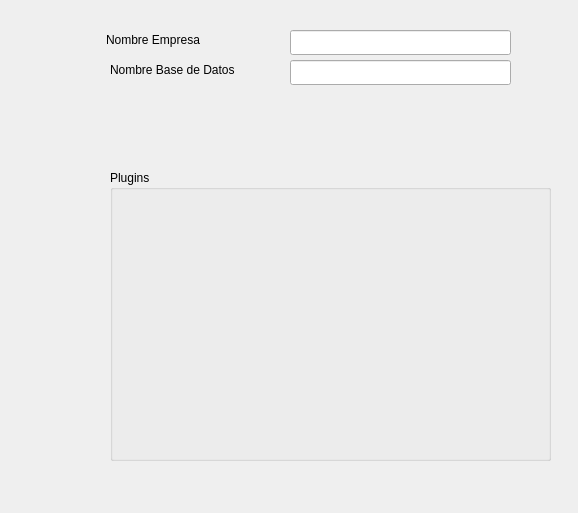
First picture: the form in bulmages/bulmasetup/nuevafacturacionbase.ui, repository eboladev/Bulmages-1, before the edit.
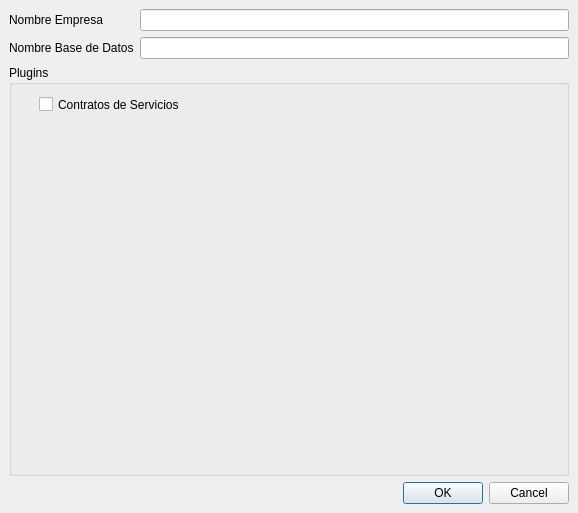
Second picture: the form after the edit. Icons and pictures are not drawn.

Commit message: Arreglo unas cosillas de bulmasetup y empiezo a usar las llamadas de sistema

Diff of the .ui file:
```diff
--- a/bulmages/bulmasetup/nuevafacturacionbase.ui
+++ b/bulmages/bulmasetup/nuevafacturacionbase.ui
@@ -29,81 +29,70 @@
   <property name="windowIcon" >
    <iconset>../images/png/bulmafact.png</iconset>
   </property>
-  <widget class="QLineEdit" name="lineEdit" >
-   <property name="geometry" >
-    <rect>
-     <x>290</x>
-     <y>30</y>
-     <width>221</width>
-     <height>25</height>
-    </rect>
+  <layout class="QGridLayout" >
+   <property name="margin" >
+    <number>9</number>
    </property>
-  </widget>
-  <widget class="QLabel" name="label" >
-   <property name="geometry" >
-    <rect>
-     <x>106</x>
-     <y>30</y>
-     <width>141</width>
-     <height>20</height>
-    </rect>
+   <property name="spacing" >
+    <number>6</number>
    </property>
-   <property name="text" >
-    <string>Nombre Empresa</string>
-   </property>
-  </widget>
-  <widget class="QLabel" name="label_2" >
-   <property name="geometry" >
-    <rect>
-     <x>110</x>
-     <y>60</y>
-     <width>161</width>
-     <height>20</height>
-    </rect>
-   </property>
-   <property name="text" >
-    <string>Nombre Base de Datos</string>
-   </property>
-  </widget>
-  <widget class="QLineEdit" name="lineEdit_2" >
-   <property name="geometry" >
-    <rect>
-     <x>290</x>
-     <y>60</y>
-     <width>221</width>
-     <height>25</height>
-    </rect>
-   </property>
-  </widget>
-  <widget class="QDialogButtonBox" name="buttonBox" >
-   <property name="geometry" >
-    <rect>
-     <x>230</x>
-     <y>560</y>
-     <width>341</width>
-     <height>32</height>
-    </rect>
-   </property>
-   <property name="orientation" >
-    <enum>Qt::Horizontal</enum>
-   </property>
-   <property name="standardButtons" >
-    <set>QDialogButtonBox::Cancel|QDialogButtonBox::NoButton|QDialogButtonBox::Ok</set>
-   </property>
-  </widget>
-  <widget class="QGroupBox" name="groupBox" >
-   <property name="geometry" >
-    <rect>
-     <x>110</x>
-     <y>170</y>
-     <width>441</width>
-     <height>291</height>
-    </rect>
-   </property>
-   <property name="title" >
-    <string>Plugins</string>
-   </property>
-  </widget>
+   <item row="3" column="0" colspan="2" >
+    <widget class="QDialogButtonBox" name="mui_botonera" >
+     <property name="orientation" >
+      <enum>Qt::Horizontal</enum>
+     </property>
+     <property name="standardButtons" >
+      <set>QDialogButtonBox::Cancel|QDialogButtonBox::NoButton|QDialogButtonBox::Ok</set>
+     </property>
+    </widget>
+   </item>
+   <item row="2" column="0" colspan="2" >
+    <widget class="QGroupBox" name="groupBox" >
+     <property name="title" >
+      <string>Plugins</string>
+     </property>
+     <widget class="QCheckBox" name="mui_contratos" >
+      <property name="geometry" >
+       <rect>
+        <x>30</x>
+        <y>30</y>
+        <width>161</width>
+        <height>19</height>
+       </rect>
+      </property>
+      <property name="text" >
+       <string>Contratos de Servicios</string>
+      </property>
+     </widget>
+    </widget>
+   </item>
+   <item row="1" column="1" >
+    <widget class="QLineEdit" name="mui_nomdb" />
+   </item>
+   <item row="1" column="0" >
+    <widget class="QLabel" name="label_2" >
+     <property name="text" >
+      <string>Nombre Base de Datos</string>
+     </property>
+     <property name="buddy" >
+      <cstring>mui_nomdb</cstring>
+     </property>
+    </widget>
+   </item>
+   <item row="0" column="0" >
+    <widget class="QLabel" name="label" >
+     <property name="text" >
+      <string>Nombre Empresa</string>
+     </property>
+     <property name="buddy" >
+      <cstring>mui_nomempresa</cstring>
+     </property>
+    </widget>
+   </item>
+   <item row="0" column="1" >
+    <widget class="QLineEdit" name="mui_nomempresa" />
+   </item>
+  </layout>
  </widget>
  <resources/>
  <connections>
```
Left out of the diff: 4 changed lines with no effect on the pictures. The commit also changes 2 other files.
